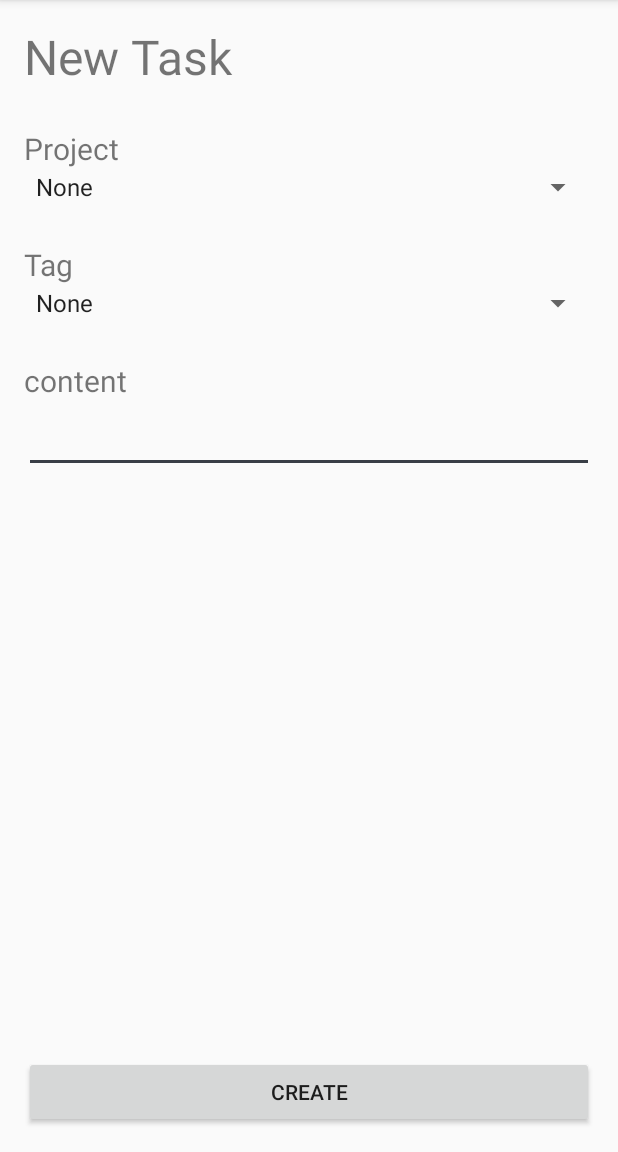
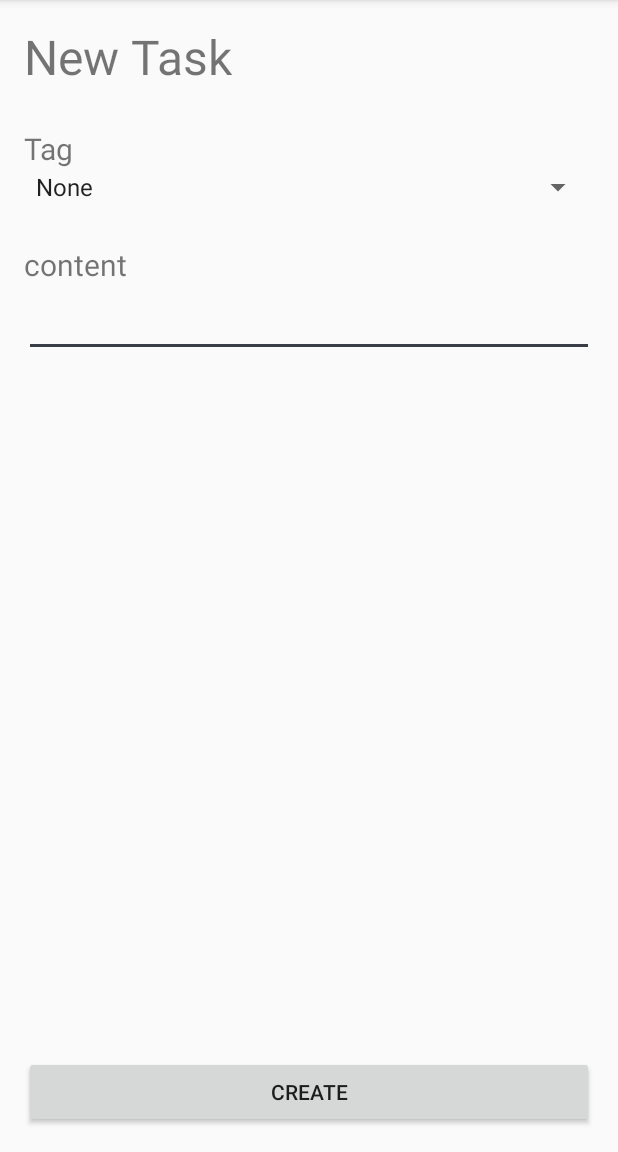
Before and after one commit to FCU21-Prophet/Prophet-List, an Android app: the screen it shows after launch (newTask), after a tap on an icon or button, on a phone screen of 412 x 824 dp, the part 84-1236 px from its top. Run offline under Robolectric (Android 15) with nearby library versions, the phone set to English and light mode, and no system bars.

Commit message:
刪除project相關物件

```diff
--- a/app/src/main/java/team/prophet/a3104/prophet_list/MainActivity.java
+++ b/app/src/main/java/team/prophet/a3104/prophet_list/MainActivity.java
@@ -16,7 +16,6 @@ import android.view.MenuItem;
 import android.view.View;
 import android.widget.AdapterView;
 import android.widget.ArrayAdapter;
-import android.widget.ImageButton;
 import android.widget.ImageView;
 import android.widget.ListView;
 import android.widget.Toast;
@@ -30,9 +29,8 @@ public class MainActivity extends AppCompatActivity
     public static final int ACTIVITY_NEW_TASK = 1;//request code from MainActivity to activity_new_task
 
     private String tag ;
-    private String project ;
     private String content ;
-    private String text_project;
+
     private String text_tag;
     private ListView toDoList;
     private ArrayList<String> arrayItem;
@@ -47,7 +45,6 @@ public class MainActivity extends AppCompatActivity
         Toolbar toolbar = (Toolbar) findViewById(R.id.toolbar);
         setSupportActionBar(toolbar);
 
-        text_project = getText(R.string.menu_project).toString() + "：";
         text_tag = getText(R.string.menu_tag).toString() + "：";
 
         toDoList = (ListView)findViewById(R.id.lv_toDoList);
@@ -143,11 +140,10 @@ public class MainActivity extends AppCompatActivity
         if(requestCode == ACTIVITY_NEW_TASK)
         {
             tag = data.getStringExtra(newTask.TAG_RESULT);
-            project = data.getStringExtra(newTask.PROJECT_RESULT);
             content = data.getStringExtra(newTask.CONTENT_RESULT);
 
             if(!content.equals("")) {
-                arrayItem.add("\n" + text_project + project + "\n"
+                arrayItem.add("\n"
                         + text_tag + tag + "\n\n"
                         + "\t" + content + "\n");
                 toDoList.setAdapter(adapter);
@@ -229,10 +225,6 @@ public class MainActivity extends AppCompatActivity
         {
 
         }
-        else if (id == R.id.menu_project)
-        {
-
-        }
         else if (id == R.id.menu_tag)
         {
 
--- a/app/src/main/java/team/prophet/a3104/prophet_list/newTask.java
+++ b/app/src/main/java/team/prophet/a3104/prophet_list/newTask.java
@@ -16,15 +16,12 @@ import android.widget.TextView;
 public class newTask extends AppCompatActivity {
 
     public static final String TAG_RESULT="TAG_RESULT";
-    public static final String PROJECT_RESULT="PROJECT_RESULT";
     public static final String CONTENT_RESULT="CONTENT_RESULT";
 
 
     private Spinner tag;
-    private Spinner project;
     private EditText content;
 
-    private String rt_project = null;
     private String rt_tag = null;
     private String rt_content = null;
 
@@ -36,13 +33,13 @@ public class newTask extends AppCompatActivity {
         Button btn_create = (Button)findViewById(R.id.btn_create);
 
         tag = (Spinner)findViewById(R.id.sp_tag);
-        project = (Spinner)findViewById(R.id.sp_project);
+
         content = (EditText) findViewById(R.id.et_content);
 
 
         btn_create.setOnClickListener(create);
         tag.setOnItemSelectedListener(tag_listener);
-        project.setOnItemSelectedListener(project_listener);
+      //  project.setOnItemSelectedListener(project_listener);
     }
 
 
@@ -52,13 +49,11 @@ public class newTask extends AppCompatActivity {
         public void onClick(View v)
         {
             rt_content = content.getText().toString();
-            rt_project = project.getSelectedItem().toString();
             rt_tag = tag.getSelectedItem().toString();
 
             Intent intent = new Intent();
 
             intent.putExtra(TAG_RESULT, rt_tag);
-            intent.putExtra(PROJECT_RESULT, rt_project);
             intent.putExtra(CONTENT_RESULT, rt_content);
 
             setResult(RESULT_OK, intent);
@@ -81,20 +76,6 @@ public class newTask extends AppCompatActivity {
         }
     };
 
-    private AdapterView.OnItemSelectedListener project_listener = new AdapterView.OnItemSelectedListener()
-    {
-        @Override
-        public void onItemSelected(AdapterView<?> parent, View view, int position, long id)
-        {
-            rt_project = parent.getItemAtPosition(position).toString();
-        }
-
-        @Override
-        public void onNothingSelected(AdapterView<?> parent)
-        {
-            rt_project = getResources().getString(R.string.tag_none);
-        }
-    };
 
 
 }
--- a/app/src/main/res/layout/activity_new_task.xml
+++ b/app/src/main/res/layout/activity_new_task.xml
@@ -17,29 +17,13 @@
         android:textSize="32sp"
         />
 
-    <TextView android:id="@+id/tv_project"
-        android:layout_width="wrap_content"
-        android:layout_height="wrap_content"
-        android:text="@string/newTask_project"
-        android:textSize="20sp"
-        android:layout_below="@id/tv_title"
-        android:layout_alignParentStart="true"
-        android:layout_marginTop="26dp"
-        />
-
-    <Spinner android:id="@+id/sp_project"
-        android:layout_width="fill_parent"
-        android:layout_height="wrap_content"
-        android:layout_below="@id/tv_project"
-        android:entries="@array/project_label"
-        />
 
     <TextView android:id="@+id/tv_tag"
         android:layout_width="wrap_content"
         android:layout_height="wrap_content"
         android:text="@string/newTask_tag"
         android:textSize="20sp"
-        android:layout_below="@id/sp_project"
+        android:layout_below="@id/tv_title"
         android:layout_alignParentStart="true"
         android:layout_marginTop="26dp"
         />
--- a/app/src/main/res/menu/activity_main_drawer.xml
+++ b/app/src/main/res/menu/activity_main_drawer.xml
@@ -15,10 +15,6 @@
             android:title="@string/menu_personal" />
 
         <item
-            android:id="@+id/menu_project"
-            android:title="@string/menu_project" />
-
-        <item
             android:id="@+id/menu_tag"
             android:title="@string/menu_tag" />
 
--- a/app/src/main/res/values/dimens.xml
+++ b/app/src/main/res/values/dimens.xml
@@ -1,7 +1,7 @@
 <resources>
     <!-- Default screen margins, per the Android Design guidelines. -->
     <dimen name="nav_header_vertical_spacing">16dp</dimen>
-    <dimen name="nav_header_height">70dp</dimen>
+    <dimen name="nav_header_height">120dp</dimen>
     <!-- Default screen margins, per the Android Design guidelines. -->
     <dimen name="activity_horizontal_margin">16dp</dimen>
     <dimen name="activity_vertical_margin">16dp</dimen>
--- a/app/src/main/res/values/tag_data.xml
+++ b/app/src/main/res/values/tag_data.xml
@@ -8,8 +8,6 @@
 
     </string-array>
 
-    <string-array name="project_label">
-        <item>@string/project_none</item>
-    </string-array>
+
 
 </resources>
```
